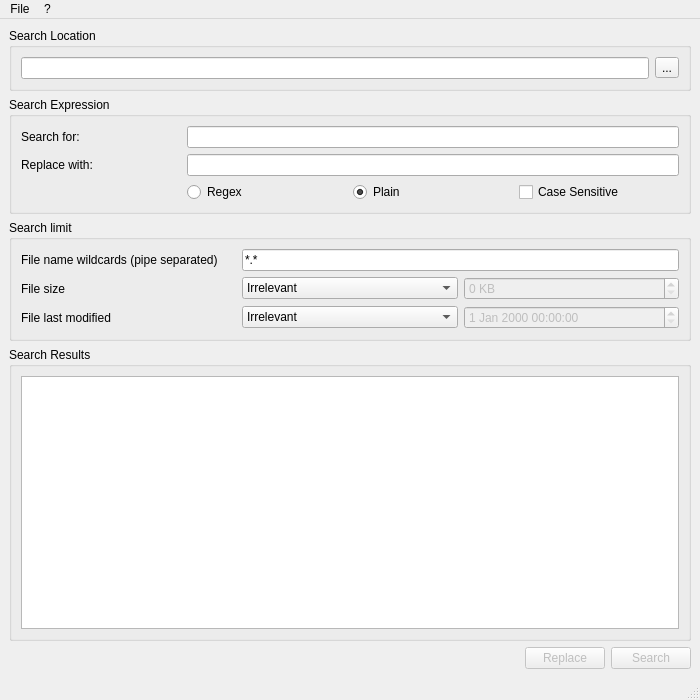
Above: MainWindow.ui from visuve/grepQt before the change. Below: the same form after it.
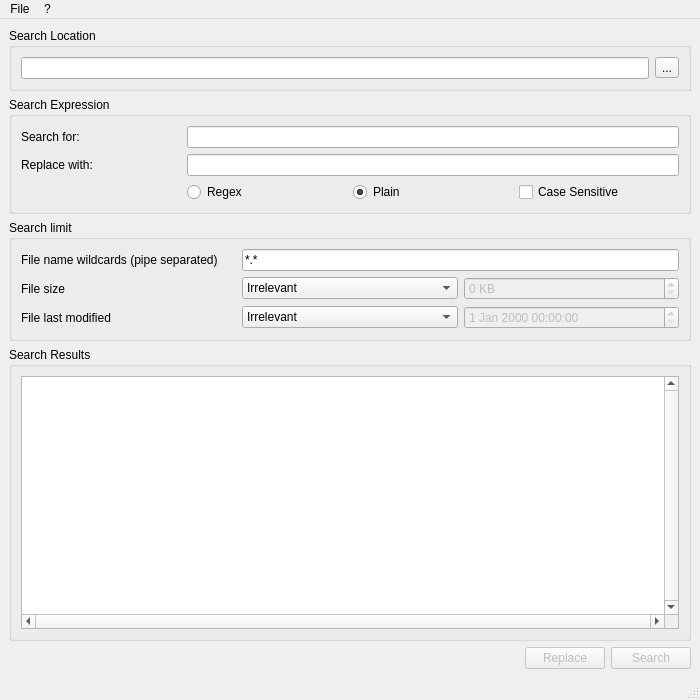
That is the form after the change.

Commit message: Improve tableview looks

```diff
--- a/MainWindow.ui
+++ b/MainWindow.ui
@@ -200,6 +200,12 @@
          <property name="contextMenuPolicy">
           <enum>Qt::CustomContextMenu</enum>
          </property>
+         <property name="verticalScrollBarPolicy">
+          <enum>Qt::ScrollBarAlwaysOn</enum>
+         </property>
+         <property name="horizontalScrollBarPolicy">
+          <enum>Qt::ScrollBarAlwaysOn</enum>
+         </property>
          <property name="editTriggers">
           <set>QAbstractItemView::NoEditTriggers</set>
          </property>
@@ -218,6 +224,18 @@
          <property name="selectionBehavior">
           <enum>QAbstractItemView::SelectRows</enum>
          </property>
+         <property name="textElideMode">
+          <enum>Qt::ElideNone</enum>
+         </property>
+         <property name="verticalScrollMode">
+          <enum>QAbstractItemView::ScrollPerPixel</enum>
+         </property>
+         <property name="horizontalScrollMode">
+          <enum>QAbstractItemView::ScrollPerPixel</enum>
+         </property>
+         <attribute name="horizontalHeaderHighlightSections">
+          <bool>false</bool>
+         </attribute>
          <attribute name="horizontalHeaderStretchLastSection">
           <bool>true</bool>
          </attribute>
```
Left out of the diff: 3 changed lines with no effect on the pictures.
